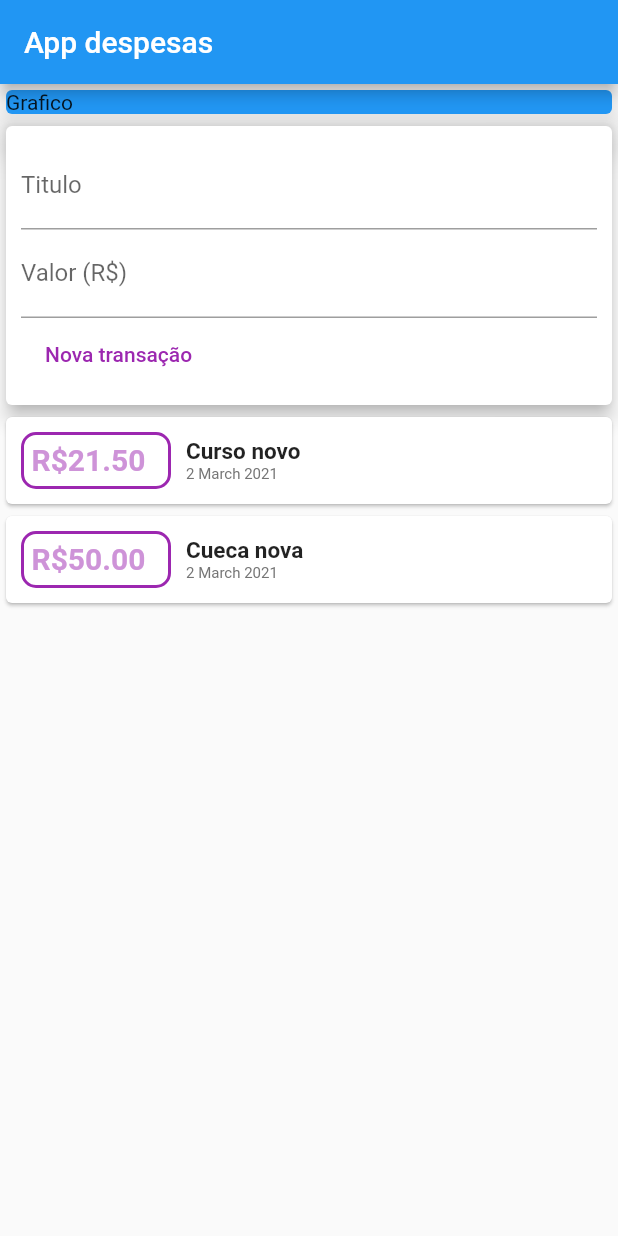
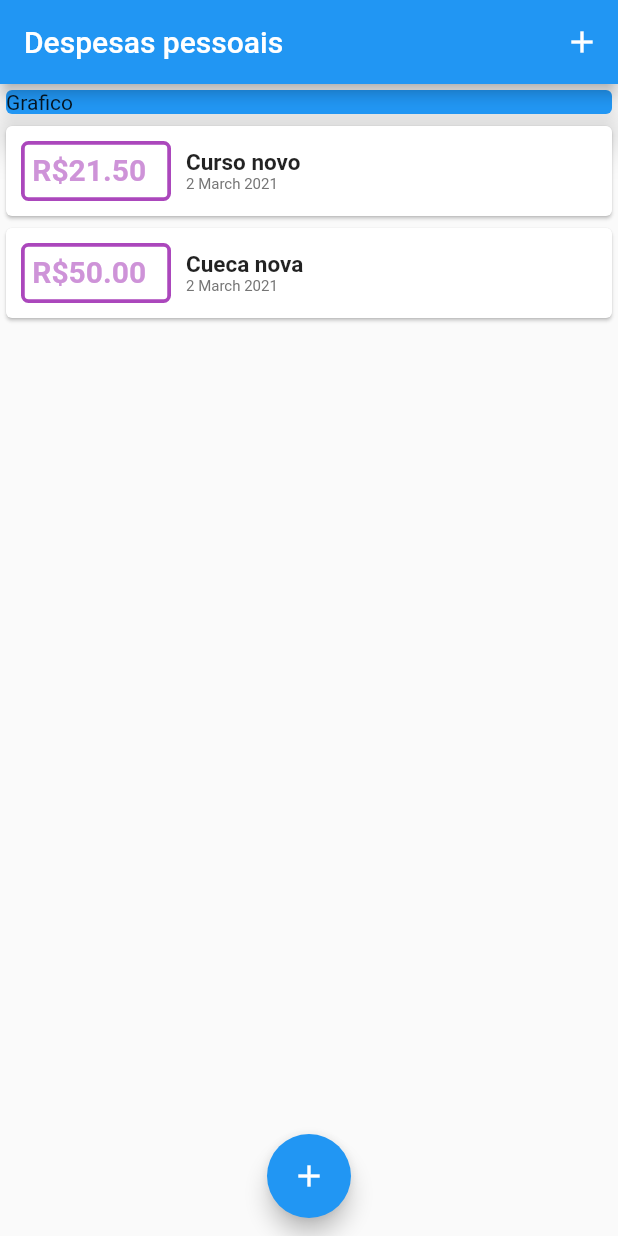
Before and after one commit to GuhSntLean/PersonMoney-Flutter, a Flutter app: the screen it shows after launch, on a phone screen of 412 x 824 dp. Run offline on Flutter 3.47's test engine with Material 2 defaults, Android fonts, the phone set to English and light mode, and no system bars.

Commit message:
:rocket: Verify project

```diff
--- a/lib/main.dart
+++ b/lib/main.dart
@@ -1,5 +1,11 @@
 import 'package:flutter/material.dart';
-import 'package:person_money/widgets/TransactionUser.dart';
+
+import './model/Transaction.dart';
+
+import './widgets/TransactionForm.dart';
+import './widgets/TransactionList.dart';
+
+import 'dart:math';
 
 void main() => runApp(PesonMoney());
 
@@ -10,28 +16,80 @@ class PesonMoney extends StatelessWidget {
   }
 }
 
-class _MyHomePage extends StatelessWidget {
+class _MyHomePage extends StatefulWidget {
+  @override
+  __MyHomePageState createState() => __MyHomePageState();
+}
+
+class __MyHomePageState extends State<_MyHomePage> {
+  final List<Transaction> _transaction = [
+    Transaction(
+      id: 't1',
+      title: 'Curso novo',
+      value: 21.50,
+      date: DateTime.now(),
+    ),
+    Transaction(
+      id: 't2',
+      title: 'Cueca nova',
+      value: 50.00,
+      date: DateTime.now(),
+    ),
+  ];
+
+  _addTransaction(String title, double value) {
+    final newTransaction = Transaction(
+        id: Random().nextDouble().toString(),
+        title: title,
+        value: value,
+        date: DateTime.now());
+
+    setState(() {
+      _transaction.add(newTransaction);
+    });
+  }
+
+  _openTransactionFormModal(BuildContext context) {
+    showModalBottomSheet(
+        context: context,
+        builder: (_) {
+          return TransactionForm(_addTransaction);
+        });
+  }
+
   @override
   Widget build(BuildContext context) {
     return Scaffold(
       appBar: AppBar(
-          title: Text('App despesas'),
+        title: Text('Despesas pessoais'),
+        actions: [
+          IconButton(
+            icon: Icon(Icons.add),
+            onPressed: () => _openTransactionFormModal(context),
+          )
+        ],
       ),
       body: SingleChildScrollView(
         child: Column(
           crossAxisAlignment: CrossAxisAlignment.stretch,
           children: <Widget>[
             Container(
-                width: double.infinity,
               child: Card(
                 color: Colors.blue,
                 child: Text('Grafico'),
                 elevation: 10,
               ),
             ),
-              TransactionUser(),
+            TransactionList(_transaction),
           ],
         ),
-        ));
+      ),
+      floatingActionButton: FloatingActionButton(
+        child: Icon(Icons.add),
+        onPressed: () => _openTransactionFormModal(context),
+      ),
+      floatingActionButtonLocation:
+          FloatingActionButtonLocation.miniCenterFloat,
+    );
   }
 }
--- a/lib/widgets/TransactionList.dart
+++ b/lib/widgets/TransactionList.dart
@@ -9,25 +9,28 @@ class TransactionList extends StatelessWidget {
 
 @override
   Widget build(BuildContext context) {
-    return SingleChildScrollView(
-      child: Column(
-        children: _transaction.map((transaction) {
+    return Container(
+        height: 300,
+        child: ListView.builder(
+          itemCount: _transaction.length,
+          itemBuilder: (cxt, index) {
+            final transaction = _transaction[index];
             return Card(
               child: Row(
                 children: <Widget>[
                   Container(
                     width: 100,
-                  height: 38,
+                    height: 40,
                     margin: EdgeInsets.symmetric(
                       horizontal: 10,
                       vertical: 10,
                     ),
                     decoration: BoxDecoration(
                       border: Border.all(
-                      color: Colors.purple,
-                      width: 2,
+                        color: Colors.purple[400],
+                        width: 2.5,
                       ),
-                    borderRadius: BorderRadius.all(Radius.circular(10)),
+                      borderRadius: BorderRadius.all(Radius.circular(5)),
                     ),
                     padding: EdgeInsets.all(5),
                     child: Text('R\$${transaction.value.toStringAsFixed(2)}',
@@ -59,8 +62,7 @@ class TransactionList extends StatelessWidget {
                 ],
               ),
             );
-        }).toList(),
-      ),
-    );
+          },
+        ));
   }
 }
--- a/lib/widgets/TransactionUser.dart
+++ /dev/null
@@ -1,50 +0,0 @@
-import 'dart:math';
-
-import 'package:flutter/material.dart';
-import 'TransactionForm.dart';
-import 'TransactionList.dart';
-import '../model/Transaction.dart';
-
-class TransactionUser extends StatefulWidget {
-  @override
-  _TransactionUserState createState() => _TransactionUserState();
-}
-
-class _TransactionUserState extends State<TransactionUser> {
-  final List<Transaction> _transaction = [
-    Transaction(
-      id: 't1',
-      title: 'Curso novo',
-      value: 21.50,
-      date: DateTime.now(),
-    ),
-    Transaction(
-      id: 't2',
-      title: 'Cueca nova',
-      value: 50.00,
-      date: DateTime.now(),
-    ),
-  ];
-
-  _addTransaction(String title, double value) {
-    final newTransaction = Transaction(
-        id: Random().nextDouble().toString(),
-        title: title,
-        value: value,
-        date: DateTime.now());
-
-    setState(() {
-      _transaction.add(newTransaction);
-    });
-  }
-
-  @override
-  Widget build(BuildContext context) {
-    return Column(
-      children: [
-        TransactionForm(_addTransaction),
-        TransactionList(_transaction),
-      ],
-    );
-  }
-}
```
Also changed, not shown: lib/model/Transaction.dart (+6 -5 lines), lib/widgets/TransactionForm.dart (+21 -8 lines), pubspec.lock. Lines whose indentation alone changed are shown as unchanged.
